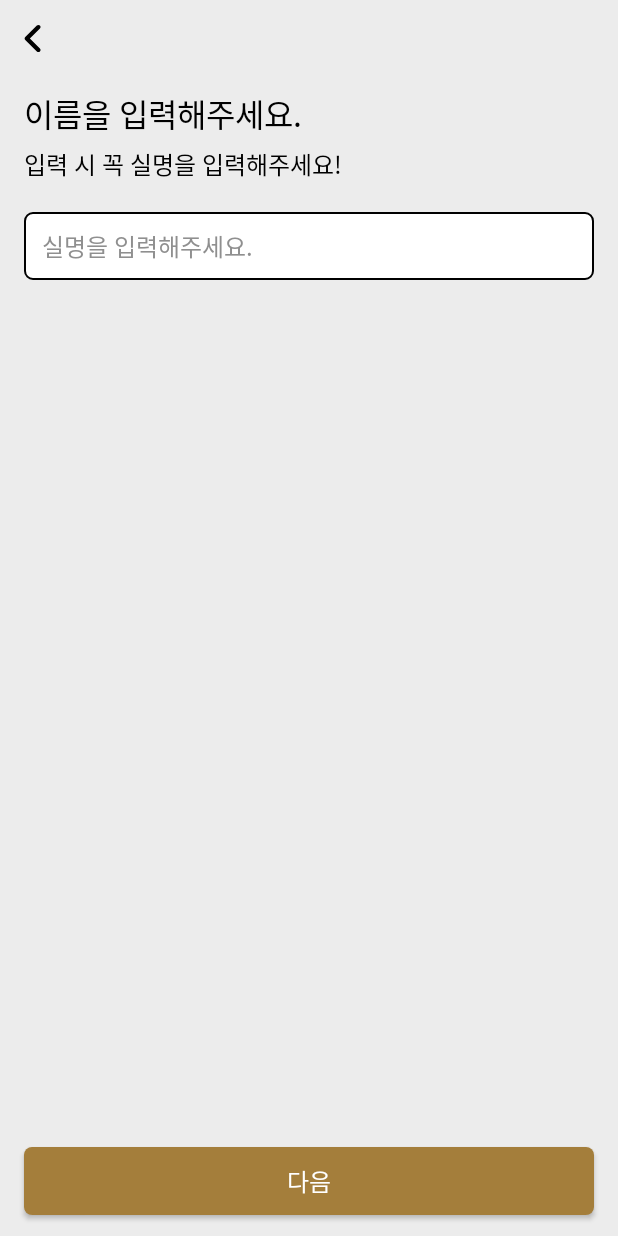
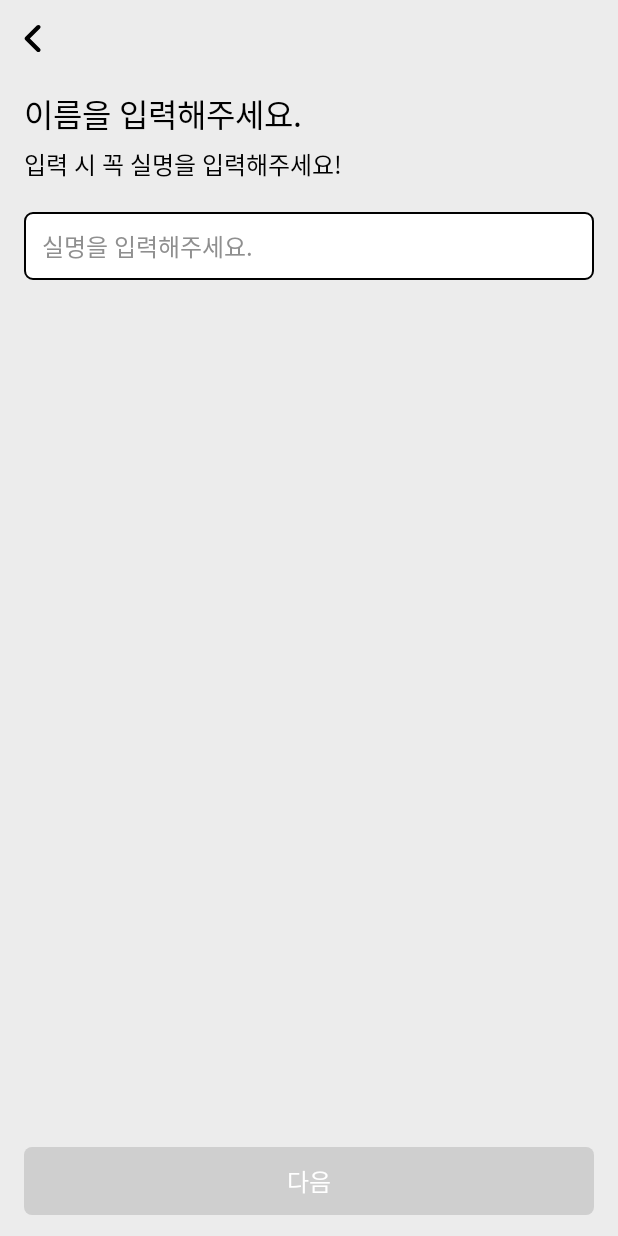
Before and after one commit to GRAB-THAT-HOE/grab-that-hoe-android-v2, an Android app: the screen it shows after launch (MainActivity), on a phone screen of 412 x 824 dp. Run offline under Robolectric (Android 15) with nearby library versions, the phone set to English and light mode, and no system bars; our stand-ins replace Dagger/Hilt's generated code, data binding, navigation-ui.

```diff
--- a/presentation/src/main/java/kr/co/moreversal/grabthathoe/features/join/viewmodel/JoinViewModel.kt
+++ b/presentation/src/main/java/kr/co/moreversal/grabthathoe/features/join/viewmodel/JoinViewModel.kt
@@ -1,15 +1,44 @@
 package kr.co.moreversal.grabthathoe.features.join.viewmodel
 
+import android.util.Log
 import androidx.lifecycle.MutableLiveData
+import androidx.lifecycle.viewModelScope
 import dagger.hilt.android.lifecycle.HiltViewModel
+import kotlinx.coroutines.launch
 import kr.co.moreversal.grabthathoe.base.BaseViewModel
+import kr.co.moreversal.grabthathoe.features.plaza.viewmodel.PlazaViewModel
+import kr.co.moreversal.grabthathoe.utils.MutableEventFlow
+import kr.co.moreversal.grabthathoe.utils.asEventFlow
 import javax.inject.Inject
 
 @HiltViewModel
 class JoinViewModel @Inject constructor() : BaseViewModel() {
 
+    private val _eventFlow = MutableEventFlow<JoinViewModel.Event>()
+    val eventFlow = _eventFlow.asEventFlow()
+
     val name = MutableLiveData<String>()
+    val phoneNum = MutableLiveData<String>()
+    val checkNum = MutableLiveData<String>()
+    val birth = MutableLiveData<String>()
+
+    var cnt = 0
+
+    fun showNext() {
+        event(Event.ShowNext(++cnt))
+    }
+    fun showPrev() {
+        event(Event.ShowPrev(--cnt))
+    }
+
+    private fun event(event: Event) = viewModelScope.launch {
+        _eventFlow.emit(event)
+    }
 
 
+    sealed class Event {
+        data class ShowNext(val nextCount: Int) : Event()
+        data class ShowPrev(val prevCount: Int) : Event()
+    }
 
 }
--- a/presentation/src/main/res/drawable/background_basic_button.xml
+++ b/presentation/src/main/res/drawable/background_basic_button.xml
@@ -4,7 +4,7 @@
         <shape xmlns:android="http://schemas.android.com/apk/res/android"
             android:shape="rectangle">
             <corners android:radius="5dp"/>
-            <solid android:color="#CFCFCF"/>
+            <solid android:color="@color/disable_button"/>
         </shape>
     </item>
 
@@ -12,7 +12,7 @@
         <shape xmlns:android="http://schemas.android.com/apk/res/android"
         android:shape="rectangle">
             <corners android:radius="5dp"/>
-            <solid android:color="#A47E3B"/>
+            <solid android:color="@color/enable_button"/>
         </shape>
     </item>
 </selector>
--- a/presentation/src/main/res/layout/fragment_join.xml
+++ b/presentation/src/main/res/layout/fragment_join.xml
@@ -22,6 +22,7 @@
             android:layout_height="wrap_content"
             android:layout_marginStart="16dp"
             android:layout_marginTop="16dp"
+            android:onClick="@{() -> vm.showPrev()}"
             android:src="@drawable/ic_arrow_left"
             android:visibility="visible"
             app:layout_constraintStart_toStartOf="parent"
@@ -61,7 +62,9 @@
             android:layout_marginTop="20dp"
             android:background="@drawable/background_basic_edittext"
             android:hint="실명을 입력해주세요."
+            android:maxLines="1"
             android:paddingHorizontal="12dp"
+            android:singleLine="true"
             android:text="@={vm.name}"
             android:textColor="@color/black"
             android:textColorHint="#8F8F8F"
@@ -76,6 +79,8 @@
             android:layout_height="45dp"
             android:layout_marginBottom="14dp"
             android:background="@drawable/background_basic_button"
+            android:enabled="false"
+            android:onClick="@{() -> vm.showNext()}"
             android:text="다음"
             android:textColor="@color/white"
             android:textSize="16dp"
@@ -117,8 +122,11 @@
             android:layout_marginTop="20dp"
             android:background="@drawable/background_basic_edittext"
             android:hint="휴대폰 번호를 입력해주세요."
+            android:inputType="number"
+            android:maxLines="1"
             android:paddingHorizontal="12dp"
-            android:text="@={vm.name}"
+            android:singleLine="true"
+            android:text="@={vm.phoneNum}"
             android:textColor="@color/black"
             android:textColorHint="#8F8F8F"
             android:textSize="16sp"
@@ -133,6 +141,8 @@
             android:layout_marginTop="16dp"
             android:background="@drawable/background_basic_button"
             android:text="인증문자 받기"
+            android:onClick="@{() -> vm.showNext()}"
+            android:enabled="false"
             android:textColor="@color/white"
             android:textSize="16dp"
             app:layout_constraintEnd_toEndOf="@id/tv_title_name"
@@ -146,8 +156,11 @@
             android:layout_marginTop="16dp"
             android:background="@drawable/background_basic_edittext"
             android:hint="인증번호를 입력해주세요."
+            android:inputType="number"
+            android:maxLines="1"
             android:paddingHorizontal="12dp"
-            android:text="@={vm.name}"
+            android:singleLine="true"
+            android:text="@={vm.checkNum}"
             android:textColor="@color/black"
             android:textColorHint="#8F8F8F"
             android:textSize="16sp"
@@ -175,6 +188,8 @@
             android:layout_marginTop="12dp"
             android:background="@drawable/background_basic_button"
             android:text="인증문자 확인"
+            android:enabled="false"
+            android:onClick="@{() -> vm.showNext()}"
             android:textColor="@color/white"
             android:textSize="16dp"
             app:layout_constraintEnd_toEndOf="@id/tv_title_name"
@@ -255,6 +270,7 @@
                 android:layout_height="35dp"
                 android:layout_marginStart="10dp"
                 android:background="@drawable/background_basic_button"
+                android:backgroundTint="#FFE6B325"
                 android:text="기본 으로"
                 android:textColor="@color/white"
                 android:textSize="16sp" />
@@ -266,6 +282,7 @@
             android:layout_height="wrap_content"
             android:layout_marginTop="48dp"
             android:fontFamily="@font/pretendard_medium"
+            android:inputType="number"
             android:text="생년월일"
             android:textColor="@color/black"
             android:textSize="15sp"
@@ -279,8 +296,10 @@
             android:layout_marginTop="17dp"
             android:background="@drawable/background_basic_edittext"
             android:hint="생년월일을 입력해주세요 (예. 991231)"
+            android:maxLines="1"
             android:paddingHorizontal="12dp"
-            android:text="@={vm.name}"
+            android:singleLine="true"
+            android:text="@={vm.birth}"
             android:textColor="@color/black"
             android:textColorHint="#8F8F8F"
             android:textSize="16sp"
--- a/presentation/src/main/res/values/colors.xml
+++ b/presentation/src/main/res/values/colors.xml
@@ -18,6 +18,9 @@
     <color name="neutral">#FF5C5F5B</color>
     <color name="neutral_variant">#FF586059</color>
 
+    <color name="enable_button">#FFA47E3B</color>
+    <color name="disable_button">#FFCFCFCF</color>
+
     <color name="background">#FFECECEC</color>
 
 </resources>
```
Also changed, not shown: presentation/src/main/java/kr/co/moreversal/grabthathoe/features/join/fragment/JoinFragment.kt (+66 -2 lines).
